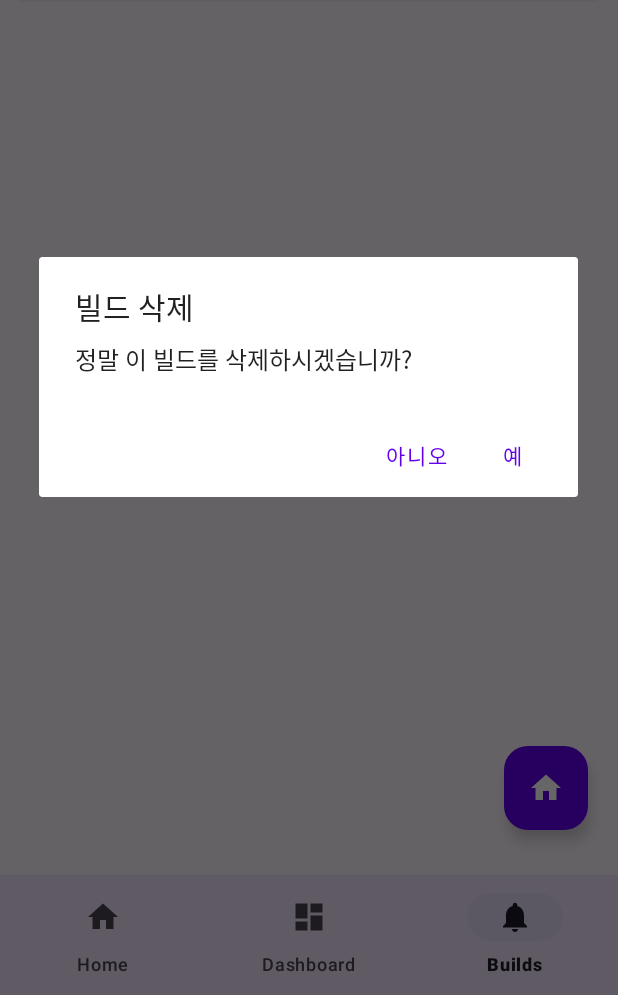
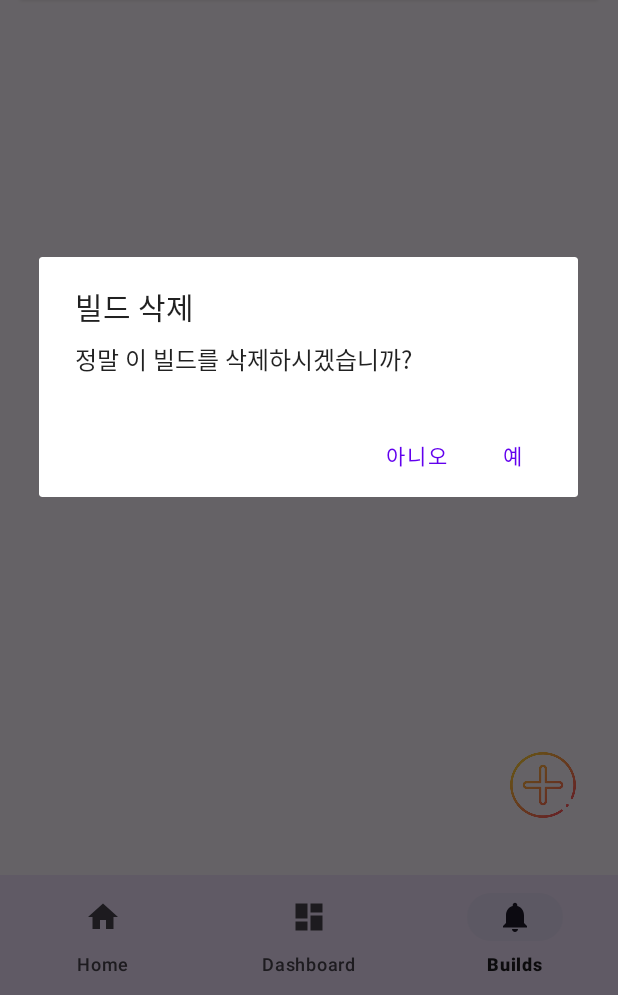
Before and after one commit to hbg1345/LOL-research-center, an Android app: the BuildsFragment screen opened through its navigation route, after a tap on "삭제", on a phone screen of 412 x 824 dp, the part 241-1236 px from its top. Run offline under Robolectric (Android 15) with nearby library versions, the phone set to English and light mode, and no system bars; our stand-ins replace Dagger/Hilt's generated code, Room's generated code, navigation-ui; 1 other tap on this screen came first.

Commit message:
feat: add background to notification fragment

```diff
--- a/app/src/main/java/com/example/lol_research_center/model/ItemDataLoader.kt
+++ b/app/src/main/java/com/example/lol_research_center/model/ItemDataLoader.kt
@@ -31,9 +31,9 @@ object ItemDataLoader {
                 "drawable",
                 context.packageName
             )
-            Log.d("ItemDataLoader", "Processing item: ${itemData.name}, rawImageName: $rawImageName, resourceName: $resourceName, imageResId: $imageResId")
+//            Log.d("ItemDataLoader", "Processing item: ${itemData.name}, rawImageName: $rawImageName, resourceName: $resourceName, imageResId: $imageResId")
             // Add this line to print the stats
-            println("Item Stats for ${itemData.name}: ${itemData.stats}")
+//            println("Item Stats for ${itemData.name}: ${itemData.stats}")
             itemData.copy(imageResId = imageResId)
         }
     }
--- a/app/src/main/res/layout/fragment_builds.xml
+++ b/app/src/main/res/layout/fragment_builds.xml
@@ -15,20 +15,18 @@
         android:padding="8dp"
         app:layout_behavior="@string/appbar_scrolling_view_behavior" />
 
-    <com.google.android.material.floatingactionbutton.FloatingActionButton
+    <ImageButton
         android:id="@+id/fabAdd"
-        android:layout_width="wrap_content"
-        android:layout_height="96dp"
+        android:scaleType="fitCenter"
+        android:layout_width="60dp"
+        android:layout_height="60dp"
         android:layout_marginEnd="20dp"
         android:layout_marginBottom="30dp"
-        android:contentDescription="@string/add_build"
-        app:backgroundTint="@color/purple_500"
-
+        android:background="?attr/selectableItemBackgroundBorderless"
+        android:src="@drawable/add_button"
         app:layout_anchor="@id/recyclerView"
         app:layout_anchorGravity="bottom|end"
-
-        app:srcCompat="@drawable/ic_home_black_24dp"
-        app:tint="@android:color/white" />
+        />
 
 
 </androidx.coordinatorlayout.widget.CoordinatorLayout>
--- a/app/src/main/res/layout/fragment_notifications.xml
+++ b/app/src/main/res/layout/fragment_notifications.xml
@@ -11,8 +11,9 @@
         android:id="@+id/constraint"
         android:layout_width="match_parent"
         android:layout_height="wrap_content"
-        tools:context=".ui.notifications.NotificationsFragment">
-
+        tools:context=".ui.notifications.NotificationsFragment"
+        android:background="@drawable/item_back"
+        >
         <!-- Existing TextViews and ProgressBar, adjust their constraints if needed -->
         <!-- Health Bar -->
 
```
Also changed, not shown: app/src/main/res/drawable/add_button.png (added).
